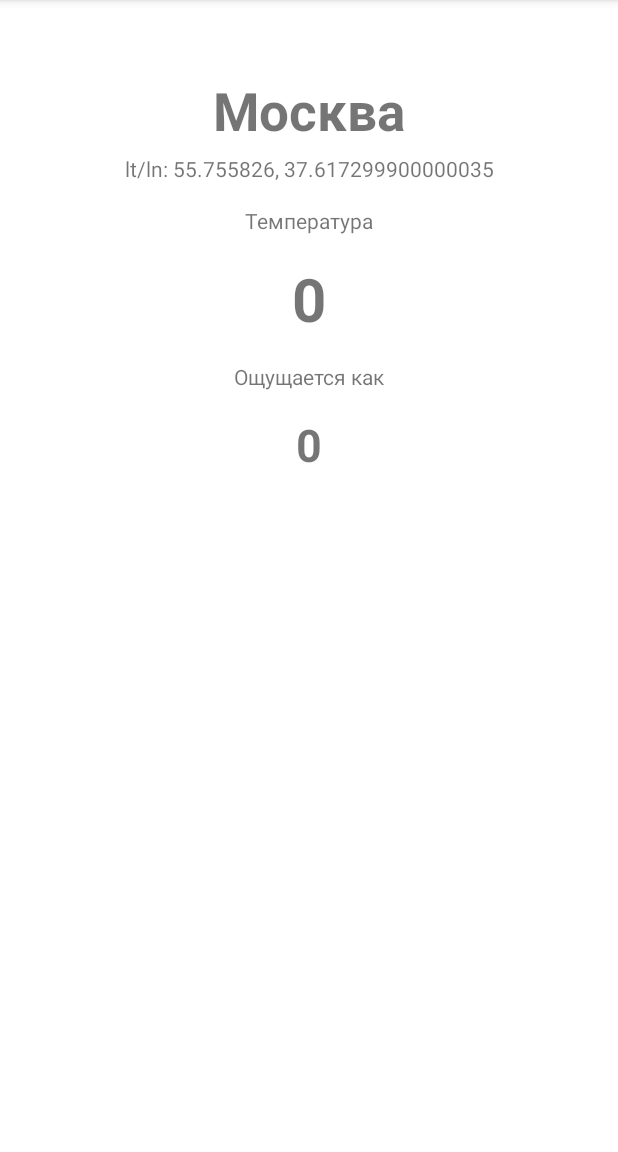
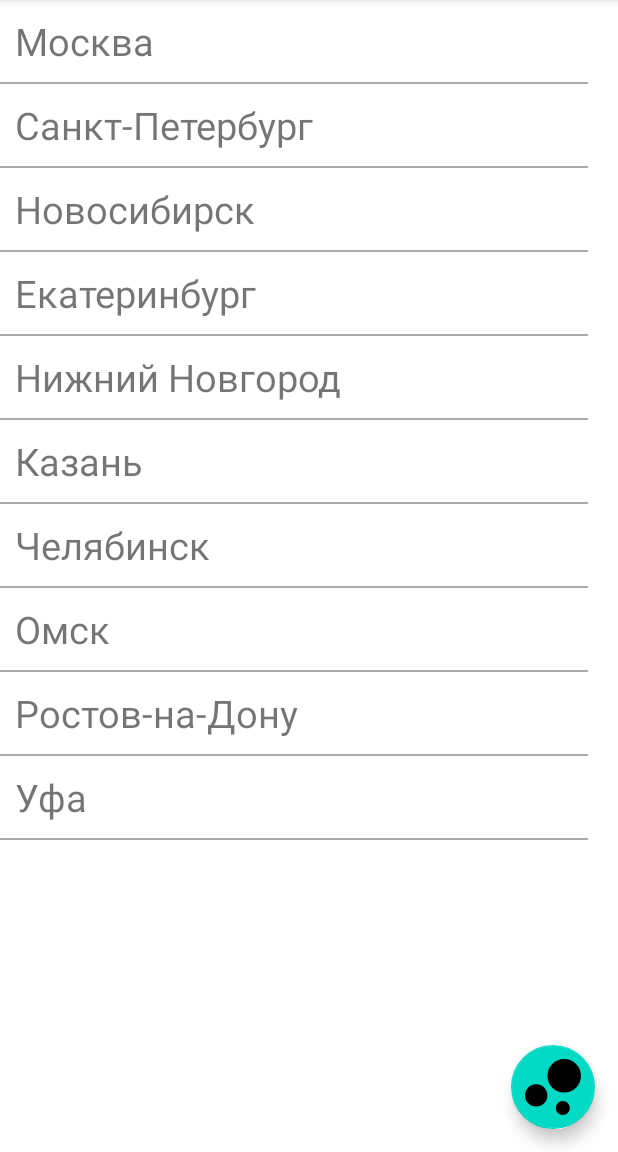
Before and after one commit to Tati1909/Weather, an Android app: the screen it shows after launch (MainActivity), on a phone screen of 412 x 824 dp, the part 84-1236 px from its top. Run offline under Robolectric (Android 15) with nearby library versions, the phone set to English and light mode, and no system bars.

Commit message:
Добавила 2 метода получения массива русских и забубежных городов. Добавили еще один фрагмент: итого 2 фрагмента для городов и 1 фрагмент для элемента списка. Добавили адаптер и холдер

```diff
--- a/app/src/main/java/com/example/weather/model/Repository.kt
+++ b/app/src/main/java/com/example/weather/model/Repository.kt
@@ -3,6 +3,6 @@ package com.example.weather.model
 //разделили получение данных в зависимости от источника
 interface Repository {
     fun getWeatherFromServer(): Weather
-    fun getWeatherFromLocalStorage(): Weather
-
+    fun getWeatherFromLocalStorageRus(): List<Weather>
+    fun getWeatherFromLocalStorageWorld(): List<Weather>
 }
--- a/app/src/main/java/com/example/weather/model/RepositoryImpl.kt
+++ b/app/src/main/java/com/example/weather/model/RepositoryImpl.kt
@@ -5,7 +5,11 @@ class RepositoryImpl : Repository {
         return Weather()
     }
 
-    override fun getWeatherFromLocalStorage(): Weather {
-        return Weather()
+    override fun getWeatherFromLocalStorageRus(): List<Weather> {
+        return getRussianCities()
+    }
+
+    override fun getWeatherFromLocalStorageWorld(): List<Weather> {
+        return getWorldCities()
     }
 }
--- a/app/src/main/java/com/example/weather/model/Weather.kt
+++ b/app/src/main/java/com/example/weather/model/Weather.kt
@@ -7,3 +7,38 @@ data class Weather(
 )
 
 fun getDefaultCity() = City("Москва", 55.755826, 37.617299900000035)
+
+//зарубежные города
+fun getWorldCities(): List<Weather> {
+    return listOf(
+        Weather(City("Лондон", 51.5085300, -0.1257400), 1, 2),
+        Weather(City("Токио", 35.6895000, 139.6917100), 3, 4),
+        Weather(City("Париж", 48.8534100, 2.3488000), 5, 6),
+        Weather(City("Берлин", 52.52000659999999, 13.404953999999975), 7, 8),
+        Weather(City("Рим", 41.9027835, 12.496365500000024), 9, 10),
+        Weather(City("Минск", 53.90453979999999, 27.561524400000053), 11, 12),
+        Weather(City("Стамбул", 41.0082376, 28.97835889999999), 13, 14),
+        Weather(City("Вашингтон", 38.9071923, -77.03687070000001), 15, 16),
+        Weather(City("Киев", 50.4501, 30.523400000000038), 17, 18),
+        Weather(City("Пекин", 39.90419989999999, 116.40739630000007), 19, 20)
+    )
+}
+
+//русские города
+fun getRussianCities(): List<Weather> {
+    return listOf(
+        Weather(City("Москва", 55.755826, 37.617299900000035), 1, 2),
+        Weather(City("Санкт-Петербург", 59.9342802, 30.335098600000038), 3, 3),
+        Weather(City("Новосибирск", 55.00835259999999, 82.93573270000002), 5, 6),
+        Weather(
+            City("Екатеринбург", 56.83892609999999, 60.60570250000001), 7,
+            8
+        ),
+        Weather(City("Нижний Новгород", 56.2965039, 43.936059), 9, 10),
+        Weather(City("Казань", 55.8304307, 49.06608060000008), 11, 12),
+        Weather(City("Челябинск", 55.1644419, 61.4368432), 13, 14),
+        Weather(City("Омск", 54.9884804, 73.32423610000001), 15, 16),
+        Weather(City("Ростов-на-Дону", 47.2357137, 39.701505), 17, 18),
+        Weather(City("Уфа", 54.7387621, 55.972055400000045), 19, 20)
+    )
+}
--- a/app/src/main/java/com/example/weather/view/MainActivity.kt
+++ b/app/src/main/java/com/example/weather/view/MainActivity.kt
@@ -4,6 +4,7 @@ import android.os.Bundle
 import androidx.appcompat.app.AppCompatActivity
 import com.example.weather.R
 import com.example.weather.databinding.MainActivityBinding
+import com.example.weather.view.main.MainFragment
 
 class MainActivity : AppCompatActivity() {
     private lateinit var binding: MainActivityBinding
--- a/app/src/main/java/com/example/weather/view/MainFragment.kt
+++ /dev/null
@@ -1,85 +0,0 @@
-package com.example.weather.view
-
-import android.os.Bundle
-import android.view.LayoutInflater
-import android.view.View
-import android.view.ViewGroup
-import androidx.fragment.app.Fragment
-import androidx.lifecycle.ViewModelProvider
-import com.example.weather.R
-import com.example.weather.databinding.MainFragmentBinding
-import com.example.weather.model.Weather
-import com.example.weather.viewmodel.AppState
-import com.example.weather.viewmodel.MainViewModel
-import com.google.android.material.snackbar.Snackbar
-
-class MainFragment : Fragment() {
-    private var _binding: MainFragmentBinding? = null
-
-    private val binding get() = _binding!!
-
-    companion object {
-        fun newInstance() = MainFragment()
-    }
-
-    private lateinit var viewModel: MainViewModel
-
-    override fun onCreateView(
-        inflater: LayoutInflater,
-        container: ViewGroup?,
-        savedInstanceState: Bundle?
-    ): View? {
-        _binding = MainFragmentBinding.inflate(inflater, container, false)
-        val view = binding.root
-
-        return view
-    }
-
-    override fun onActivityCreated(savedInstanceState: Bundle?) {
-        super.onActivityCreated(savedInstanceState)
-        viewModel = ViewModelProvider(this).get(MainViewModel::class.java)
-        //подписываемся на обновления при изменении данных в LiveData
-        viewModel.liveDataRequest()
-            .observe(viewLifecycleOwner) { renderData(it as AppState) }
-        //запрашиваем данные
-        viewModel.requestWeatherFromLocalSource()
-    }
-
-    private fun renderData(appState: AppState) {
-        when (appState) {
-            is AppState.Success -> {
-                val weatherData = appState.weatherData
-                binding.loadingLayout.visibility = View.GONE
-                setData(weatherData)
-            }
-            is AppState.Loading -> {
-                binding.loadingLayout.visibility = View.VISIBLE
-            }
-            is AppState.Error -> {
-                binding.loadingLayout.visibility = View.GONE
-                Snackbar
-                    .make(binding.mainView, "Error", Snackbar.LENGTH_INDEFINITE)
-                    .setAction("Reload") { viewModel.requestWeatherFromLocalSource() }
-                    .show()
-            }
-        }
-    }
-
-    private fun setData(weatherData: Weather) {
-        binding.cityName.text = weatherData.city.city
-        binding.cityCoordinates.text = String.format(
-            getString(R.string.city_coordinates),
-            weatherData.city.lat.toString(),
-            weatherData.city.lon.toString()
-        )
-        binding.temperatureValue.text = weatherData.temperature.toString()
-        binding.feelsLikeValue.text = weatherData.feelsLike.toString()
-    }
-
-    override fun onDestroyView() {
-        super.onDestroyView()
-        //обязательно обнуляем _binding в destroy, чтобы избежать утечек и нежелаемого поведения
-        _binding = null
-    }
-
-}
--- /dev/null
+++ b/app/src/main/java/com/example/weather/view/main/MainFragment.kt
@@ -0,0 +1,79 @@
+package com.example.weather.view.main
+
+import android.os.Bundle
+import android.view.LayoutInflater
+import android.view.View
+import android.view.ViewGroup
+import androidx.fragment.app.Fragment
+import androidx.lifecycle.ViewModelProvider
+import com.example.weather.R
+import com.example.weather.databinding.FragmentMainBinding
+import com.example.weather.viewmodel.AppState
+import com.example.weather.viewmodel.MainViewModel
+import com.google.android.material.snackbar.Snackbar
+
+class MainFragment : Fragment() {
+    private var _binding: FragmentMainBinding? = null
+    private val binding get() = _binding!!
+    private lateinit var viewModel: MainViewModel
+    private val adapter = MainFragmentAdapter()
+
+    //флаг: следит за "подгрузкой" данных
+    private var isDataSetRus: Boolean = true
+    override fun onCreateView(
+        inflater: LayoutInflater, container: ViewGroup?,
+        savedInstanceState: Bundle?
+    ): View {
+        _binding = FragmentMainBinding.inflate(inflater, container, false)
+        return binding.getRoot()
+    }
+
+    override fun onViewCreated(view: View, savedInstanceState: Bundle?) {
+        super.onViewCreated(view, savedInstanceState)
+        binding.mainFragmentRecyclerView.adapter = adapter
+        binding.mainFragmentFAB.setOnClickListener { changeWeatherDataSet() }
+        viewModel = ViewModelProvider(this).get(MainViewModel::class.java)
+        viewModel.requestLiveData().observe(viewLifecycleOwner) { renderData(it as AppState) }
+        viewModel.requestWeatherFromLocalSourceRus()
+    }
+
+    private fun changeWeatherDataSet() {
+        if (isDataSetRus) {
+            viewModel.requestWeatherFromLocalSourceWorld()
+            binding.mainFragmentFAB.setImageResource(R.drawable.ic_earth)
+        } else {
+            viewModel.requestWeatherFromLocalSourceRus()
+            binding.mainFragmentFAB.setImageResource(R.drawable.ic_russia)
+        }
+        isDataSetRus = !isDataSetRus
+    }
+
+    private fun renderData(appState: AppState) {
+        when (appState) {
+            is AppState.Success -> {
+                binding.mainFragmentLoadingLayout.visibility = View.GONE
+                adapter.setWeather(appState.weatherData)
+            }
+            is AppState.Loading -> {
+                binding.mainFragmentLoadingLayout.visibility = View.VISIBLE
+            }
+            is AppState.Error -> {
+                binding.mainFragmentLoadingLayout.visibility = View.GONE
+                Snackbar
+                    .make(
+                        binding.mainFragmentFAB, getString(R.string.error),
+                        Snackbar.LENGTH_INDEFINITE
+                    )
+                    .setAction(getString(R.string.reload)) {
+                        viewModel.requestWeatherFromLocalSourceRus()
+                    }
+                    .show()
+            }
+        }
+    }
+
+    companion object {
+        fun newInstance() =
+            MainFragment()
+    }
+}
--- /dev/null
+++ b/app/src/main/java/com/example/weather/view/main/MainFragmentAdapter.kt
@@ -0,0 +1,53 @@
+package com.example.weather.view.main
+
+import android.view.LayoutInflater
+import android.view.View
+import android.view.ViewGroup
+import android.widget.TextView
+import android.widget.Toast
+import androidx.recyclerview.widget.RecyclerView
+import com.example.weather.R
+import com.example.weather.model.Weather
+
+class MainFragmentAdapter :
+    RecyclerView.Adapter<MainFragmentAdapter.MainViewHolder>() {
+
+    private var weatherData: List<Weather> = listOf()
+    fun setWeather(data: List<Weather>) {
+        weatherData = data
+        notifyDataSetChanged()
+    }
+
+    override fun onCreateViewHolder(
+        parent: ViewGroup,
+        viewType: Int
+    ): MainViewHolder {
+        return MainViewHolder(
+            LayoutInflater.from(parent.context)
+                .inflate(R.layout.fragment_main_recycler_item, parent, false) as
+                    View
+        )
+    }
+
+    override fun onBindViewHolder(holder: MainViewHolder, position: Int) {
+        holder.bind(weatherData[position])
+    }
+
+    override fun getItemCount(): Int {
+        return weatherData.size
+    }
+
+    inner class MainViewHolder(view: View) : RecyclerView.ViewHolder(view) {
+        fun bind(weather: Weather) {
+            itemView.findViewById<TextView>(R.id.mainFragmentRecyclerItemTextView).text =
+                weather.city.city
+            itemView.setOnClickListener {
+                Toast.makeText(
+                    itemView.context,
+                    weather.city.city,
+                    Toast.LENGTH_LONG
+                ).show()
+            }
+        }
+    }
+}
--- a/app/src/main/java/com/example/weather/viewmodel/AppState.kt
+++ b/app/src/main/java/com/example/weather/viewmodel/AppState.kt
@@ -8,7 +8,7 @@ import com.example.weather.model.Weather
 // загрузка данных
 
 sealed class AppState {
-        data class Success(val weatherData: Weather) : AppState()
+        data class Success(val weatherData: List<Weather>) : AppState()
         data class Error(val error: Throwable) : AppState()
         object Loading : AppState()
 }
--- a/app/src/main/java/com/example/weather/viewmodel/MainViewModel.kt
+++ b/app/src/main/java/com/example/weather/viewmodel/MainViewModel.kt
@@ -15,21 +15,28 @@ class MainViewModel(
     ViewModel() {
 
     //получение LiveData
-    fun liveDataRequest() = liveDataToObserve
+    fun requestLiveData() = liveDataToObserve
 
-    //получение данных погоды из локального источника
-    fun requestWeatherFromLocalSource() = getDataFromLocalSource()
+    //получение данных погоды русских и зарубежных городов из локального источника
+    fun requestWeatherFromLocalSourceRus() = requestDataFromLocalSource(isRussian = true)
+    fun requestWeatherFromLocalSourceWorld() = requestDataFromLocalSource(isRussian = false)
 
     //получение данных погоды из сети
-    fun requestWeatherFromRemoteSource() = getDataFromLocalSource()
+    fun requestWeatherFromRemoteSource() = requestDataFromLocalSource(isRussian = true)
 
     //имитация запроса к БД
-    private fun getDataFromLocalSource() {
+    private fun requestDataFromLocalSource(isRussian: Boolean) {
         liveDataToObserve.value = AppState.Loading
         Thread {
+            //имитируем процес загрузки на секунду
             sleep(1000)
-            //сохраняем данные в LiveData
-            liveDataToObserve.postValue(AppState.Success(repositoryImpl.getWeatherFromLocalStorage()))
+            //сохраняем данные в LiveData (состояние - приложение работает)
+            liveDataToObserve.postValue(
+                AppState.Success(
+                    if (isRussian) repositoryImpl.getWeatherFromLocalStorageRus()
+                    else repositoryImpl.getWeatherFromLocalStorageWorld()
+                )
+            )
         }.start()
     }
 }
--- /dev/null
+++ b/app/src/main/res/drawable/ic_earth.xml
@@ -0,0 +1,10 @@
+<vector xmlns:android="http://schemas.android.com/apk/res/android"
+    android:width="24dp"
+    android:height="24dp"
+    android:tint="#3D61BF"
+    android:viewportWidth="24"
+    android:viewportHeight="24">
+    <path
+        android:fillColor="@android:color/white"
+        android:pathData="M11.99,2C6.47,2 2,6.48 2,12s4.47,10 9.99,10C17.52,22 22,17.52 22,12S17.52,2 11.99,2zM18.92,8h-2.95c-0.32,-1.25 -0.78,-2.45 -1.38,-3.56 1.84,0.63 3.37,1.91 4.33,3.56zM12,4.04c0.83,1.2 1.48,2.53 1.91,3.96h-3.82c0.43,-1.43 1.08,-2.76 1.91,-3.96zM4.26,14C4.1,13.36 4,12.69 4,12s0.1,-1.36 0.26,-2h3.38c-0.08,0.66 -0.14,1.32 -0.14,2 0,0.68 0.06,1.34 0.14,2L4.26,14zM5.08,16h2.95c0.32,1.25 0.78,2.45 1.38,3.56 -1.84,-0.63 -3.37,-1.9 -4.33,-3.56zM8.03,8L5.08,8c0.96,-1.66 2.49,-2.93 4.33,-3.56C8.81,5.55 8.35,6.75 8.03,8zM12,19.96c-0.83,-1.2 -1.48,-2.53 -1.91,-3.96h3.82c-0.43,1.43 -1.08,2.76 -1.91,3.96zM14.34,14L9.66,14c-0.09,-0.66 -0.16,-1.32 -0.16,-2 0,-0.68 0.07,-1.35 0.16,-2h4.68c0.09,0.65 0.16,1.32 0.16,2 0,0.68 -0.07,1.34 -0.16,2zM14.59,19.56c0.6,-1.11 1.06,-2.31 1.38,-3.56h2.95c-0.96,1.65 -2.49,2.93 -4.33,3.56zM16.36,14c0.08,-0.66 0.14,-1.32 0.14,-2 0,-0.68 -0.06,-1.34 -0.14,-2h3.38c0.16,0.64 0.26,1.31 0.26,2s-0.1,1.36 -0.26,2h-3.38z" />
+</vector>
--- /dev/null
+++ b/app/src/main/res/drawable/ic_russia.xml
@@ -0,0 +1,16 @@
+<vector xmlns:android="http://schemas.android.com/apk/res/android"
+    android:width="24dp"
+    android:height="24dp"
+    android:tint="#3D61BF"
+    android:viewportWidth="24"
+    android:viewportHeight="24">
+    <path
+        android:fillColor="@android:color/white"
+        android:pathData="M7.2,14.4m-3.2,0a3.2,3.2 0,1 1,6.4 0a3.2,3.2 0,1 1,-6.4 0" />
+    <path
+        android:fillColor="@android:color/white"
+        android:pathData="M14.8,18m-2,0a2,2 0,1 1,4 0a2,2 0,1 1,-4 0" />
+    <path
+        android:fillColor="@android:color/white"
+        android:pathData="M15.2,8.8m-4.8,0a4.8,4.8 0,1 1,9.6 0a4.8,4.8 0,1 1,-9.6 0" />
+</vector>
--- /dev/null
+++ b/app/src/main/res/layout/fragment_main.xml
@@ -0,0 +1,41 @@
+<?xml version="1.0" encoding="utf-8"?>
+<androidx.constraintlayout.widget.ConstraintLayout xmlns:android="http://schemas.android.com/apk/res/android"
+    xmlns:app="http://schemas.android.com/apk/res-auto"
+    xmlns:tools="http://schemas.android.com/tools"
+    android:layout_width="match_parent"
+    android:layout_height="match_parent">
+
+    <androidx.recyclerview.widget.RecyclerView
+        android:id="@+id/mainFragmentRecyclerView"
+        android:layout_width="match_parent"
+        android:layout_height="wrap_content"
+        app:layoutManager="androidx.recyclerview.widget.LinearLayoutManager"
+        app:layout_constraintEnd_toEndOf="parent"
+        app:layout_constraintStart_toStartOf="parent"
+        app:layout_constraintTop_toTopOf="parent" />
+
+    <com.google.android.material.floatingactionbutton.FloatingActionButton
+        android:id="@+id/mainFragmentFAB"
+        android:layout_width="wrap_content"
+        android:layout_height="wrap_content"
+        android:layout_margin="@dimen/fab_margin"
+        android:src="@drawable/ic_russia"
+        app:layout_constraintBottom_toBottomOf="parent"
+        app:layout_constraintEnd_toEndOf="parent"
+        app:maxImageSize="@dimen/fab_icon_size" />
+
+    <FrameLayout
+        android:id="@+id/mainFragmentLoadingLayout"
+        android:layout_width="match_parent"
+        android:layout_height="match_parent"
+        android:background="@color/loadingBackground"
+        android:visibility="gone"
+        tools:visibility="visible">
+
+        <ProgressBar
+            style="?android:attr/progressBarStyleLarge"
+            android:layout_width="wrap_content"
+            android:layout_height="wrap_content"
+            android:layout_gravity="center" />
+    </FrameLayout>
+</androidx.constraintlayout.widget.ConstraintLayout>
--- /dev/null
+++ b/app/src/main/res/layout/fragment_main_recycler_item.xml
@@ -0,0 +1,27 @@
+<?xml version="1.0" encoding="utf-8"?>
+<androidx.constraintlayout.widget.ConstraintLayout xmlns:android="http://schemas.android.com/apk/res/android"
+    xmlns:app="http://schemas.android.com/apk/res-auto"
+    xmlns:tools="http://schemas.android.com/tools"
+    android:id="@+id/itemContainer"
+    android:layout_width="match_parent"
+    android:layout_height="wrap_content">
+
+    <androidx.appcompat.widget.AppCompatTextView
+        android:id="@+id/mainFragmentRecyclerItemTextView"
+        android:layout_width="wrap_content"
+        android:layout_height="wrap_content"
+        android:padding="@dimen/recycler_item_padding"
+        android:textSize="@dimen/recycler_item_text_size"
+        app:layout_constraintStart_toStartOf="parent"
+        app:layout_constraintTop_toTopOf="parent"
+        tools:text="@string/moscow" />
+
+    <View
+        android:layout_width="match_parent"
+        android:layout_height="@dimen/recycler_item_line_height"
+        android:layout_marginEnd="@dimen/recycler_item_line_margin_end"
+        android:background="@android:color/darker_gray"
+        app:layout_constraintEnd_toEndOf="parent"
+        app:layout_constraintStart_toStartOf="parent"
+        app:layout_constraintTop_toBottomOf="@+id/mainFragmentRecyclerItemTextView" />
+</androidx.constraintlayout.widget.ConstraintLayout>
--- a/app/src/main/res/values/colors.xml
+++ b/app/src/main/res/values/colors.xml
@@ -11,5 +11,6 @@
     <color name="blue_500">#FF2196F3</color>
     <color name="blue_700">#FF1976D2</color>
     <color name="loadingBackground">#A6F3EB</color>
+    <color name="ic_launcher_background">#7C97E5</color>
 
 </resources>
--- a/app/src/main/res/values/dimens.xml
+++ b/app/src/main/res/values/dimens.xml
@@ -4,4 +4,10 @@
     <dimen name="margin_default">15dp</dimen>
     <dimen name="temperature_value_text_size">40sp</dimen>
     <dimen name="feels_like_text_size">30sp</dimen>
+    <dimen name="fab_icon_size">56dp</dimen>
+    <dimen name="fab_margin">15dp</dimen>
+    <dimen name="recycler_item_padding">10dp</dimen>
+    <dimen name="recycler_item_text_size">25sp</dimen>
+    <dimen name="recycler_item_line_height">1dp</dimen>
+    <dimen name="recycler_item_line_margin_end">20dp</dimen>
 </resources>
--- a/app/src/main/res/values/ic_launcher_background.xml
+++ /dev/null
@@ -1,4 +0,0 @@
-<?xml version="1.0" encoding="utf-8"?>
-<resources>
-    <color name="ic_launcher_background">#7C97E5</color>
-</resources>
--- a/app/src/main/res/values/strings.xml
+++ b/app/src/main/res/values/strings.xml
@@ -3,4 +3,7 @@
     <string name="temperature_label">Температура</string>
     <string name="feels_like_label">Ощущается как</string>
     <string name="city_coordinates">lt/ln: %s, %s"</string>
+    <string name="moscow">Москва</string>
+    <string name="error">ошибка</string>
+    <string name="reload">перезагрузить</string>
 </resources>
```
Also changed, not shown: app/src/main/java/com/example/weather/view/details/DetailsFragment.kt (added, +85 -0 lines), app/src/main/res/layout/fragment_details.xml (renamed from app/src/main/res/layout/main_fragment.xml).
